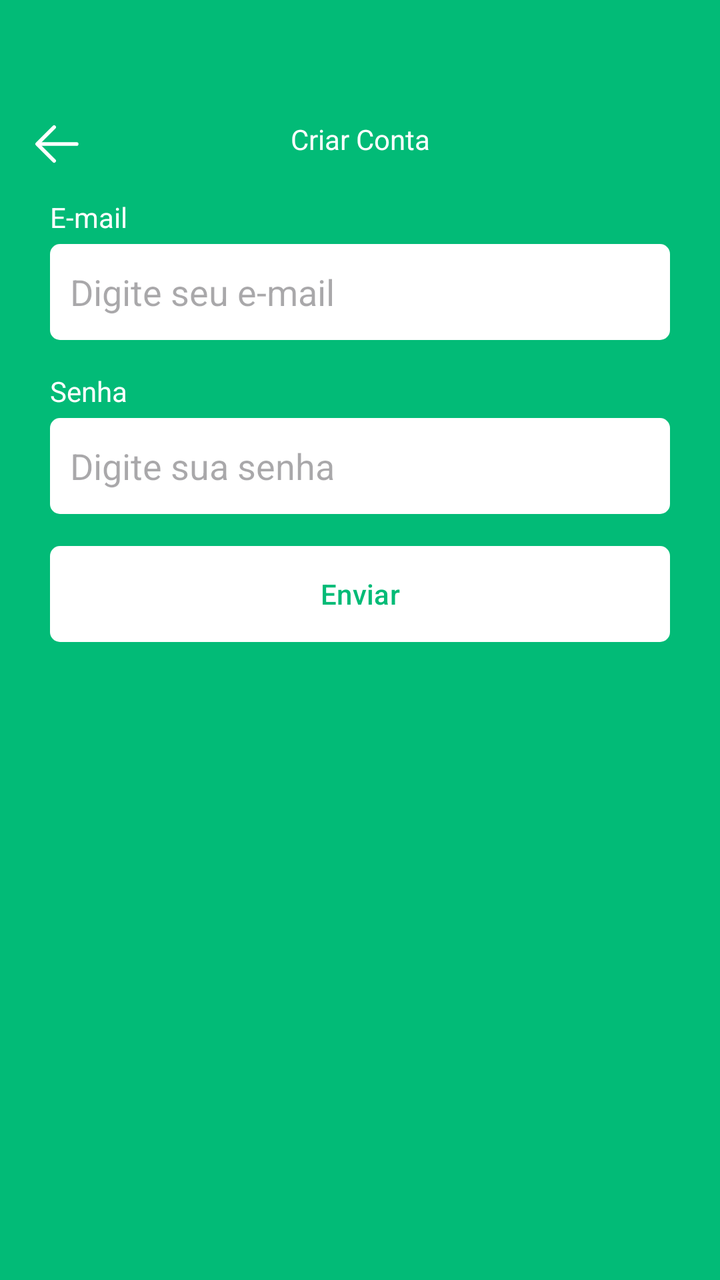
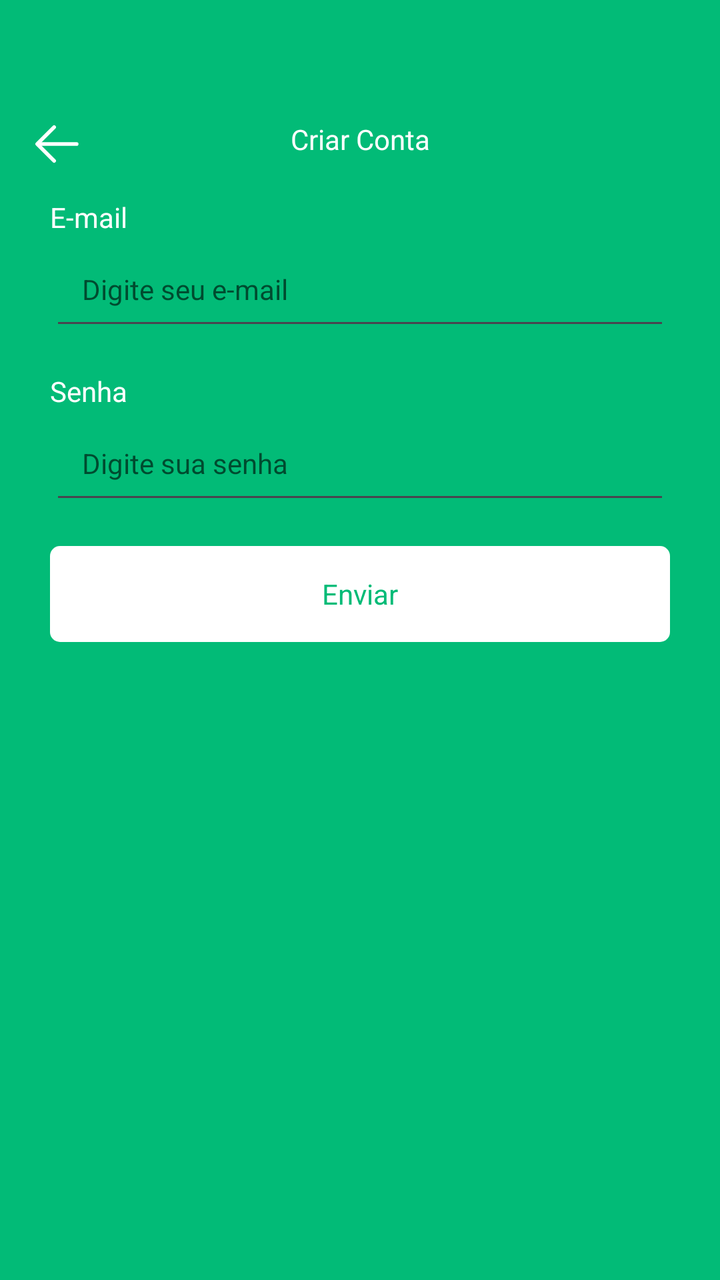

Two renders of the same Android screen: before a commit and after it. Below are the layout's source before the change and the commit's diff.
<!-- AndroidManifest.xml: application theme Theme.Task -->
<!-- res/layout/fragment_register.xml -->
<?xml version="1.0" encoding="utf-8"?>
<ScrollView xmlns:android="http://schemas.android.com/apk/res/android"
    xmlns:tools="http://schemas.android.com/tools"
    android:layout_width="match_parent"
    android:layout_height="match_parent"
    xmlns:app="http://schemas.android.com/apk/res-auto"
    tools:context=".ui.auth.RegisterFragment"
    android:background="@color/color_default"
    android:fillViewport="true">

    <LinearLayout
        android:id="@+id/LinearLayout1"
        android:layout_width="match_parent"
        android:layout_height="wrap_content"
        android:orientation="vertical">

        <com.google.android.material.appbar.MaterialToolbar
            android:id="@+id/toolbar"
            android:layout_width="match_parent"
            android:layout_height="wrap_content"
            app:navigationIcon="@drawable/ic_back"
            android:paddingTop="40dp">
            <TextView
                android:layout_width="wrap_content"
                android:layout_height="wrap_content"
                android:text="Criar Conta"
                android:padding="20dp"
                android:textColor="@color/white"
                android:layout_gravity="center_horizontal"/>
        </com.google.android.material.appbar.MaterialToolbar>

        <LinearLayout
            android:id="@+id/LinearLayout2"
            android:layout_width="match_parent"
            android:layout_height="wrap_content"
            android:orientation="vertical"
            android:layout_marginHorizontal="25dp">

            <TextView
                android:layout_width="wrap_content"
                android:layout_height="wrap_content"
                android:text="E-mail"
                android:textColor="@color/white"/>

            <EditText
                android:layout_width="match_parent"
                android:layout_height="48dp"
                android:hint="Digite seu e-mail"
                android:id="@+id/digiteEmail"
                android:inputType="textEmailAddress"
                android:padding="10dp"
                android:layout_marginTop="4dp"
                android:background="@drawable/bg_edit_text"/>

            <TextView
                android:layout_width="wrap_content"
                android:layout_height="wrap_content"
                android:text="Senha"
                android:textColor="@color/white"
                android:layout_marginTop="16dp"/>

            <EditText
                android:layout_width="match_parent"
                android:layout_height="48dp"
                android:inputType="textPassword"
                android:hint="Digite sua senha"
                android:id="@+id/digiteSenha"
                android:padding="10dp"
                android:layout_marginTop="4dp"
                android:background="@drawable/bg_edit_text"/>

            <com.google.android.material.button.MaterialButton
                android:layout_width="match_parent"
                android:layout_height="wrap_content"
                android:text="Enviar"
                android:id="@+id/btnRegistrar"
                android:textColor="@color/color_default"
                app:backgroundTint="@null"
                android:background="@drawable/bg_btn"
                android:layout_marginTop="16dp"
                />
            <ProgressBar
                android:layout_width="wrap_content"
                android:layout_height="wrap_content"
                android:layout_marginTop="8dp"
                android:indeterminateTint="@color/white"
                android:layout_gravity="center"
                android:visibility="invisible"
                tools:visibility="visible"/>
        </LinearLayout>
    </LinearLayout>

</ScrollView>
<!-- resources referenced by this layout -->
<resources>
  <color name="color_default">#02BB77</color>
  <color name="white">#FFFFFFFF</color>
  <!-- drawable bg_btn (drawable) -->
  <?xml version="1.0" encoding="utf-8"?>
  <shape xmlns:android="http://schemas.android.com/apk/res/android"
      android:shape="rectangle">
  
      <solid android:color="@color/white"/>
      <corners android:radius="5dp"/>
  </shape>
  <!-- drawable bg_edit_text (drawable) -->
  <?xml version="1.0" encoding="utf-8"?>
  <shape xmlns:android="http://schemas.android.com/apk/res/android"
      android:shape="rectangle">
      <solid android:color="@color/white"/>
      <corners android:radius="5dp"/>
  </shape>
  <!-- drawable ic_back (drawable) -->
  <vector xmlns:android="http://schemas.android.com/apk/res/android" android:height="30dp" android:viewportHeight="1024" android:viewportWidth="1024" android:width="30dp">
        
      <path android:fillColor="#FFFFFF" android:pathData="M224,480h640a32,32 0,1 1,0 64H224a32,32 0,0 1,0 -64z"/>
        
      <path android:fillColor="#FFFFFF" android:pathData="m237.2,512 l265.4,265.3a32,32 0,0 1,-45.3 45.3l-288,-288a32,32 0,0 1,0 -45.3l288,-288a32,32 0,1 1,45.3 45.3L237.2,512z"/>
      
  </vector>
  <style name="Theme.Task" parent="Base.Theme.Task" />
  <style name="Base.Theme.Task" parent="Theme.Material3.DayNight.NoActionBar">
          
          
          <item name="android:windowBackground">@color/color_default</item>
          <item name="colorPrimary">@color/color_default</item>
          <item name="colorPrimaryVariant">@color/color_default</item>
      </style>
</resources>

<!-- the commit's change to res/layout/fragment_register.xml (unified diff, before → after) -->
@@ -23,7 +23,7 @@
             <TextView
                 android:layout_width="wrap_content"
                 android:layout_height="wrap_content"
-                android:text="Criar Conta"
+                android:text="@string/criar_conta"
                 android:padding="20dp"
                 android:textColor="@color/white"
                 android:layout_gravity="center_horizontal"/>
@@ -39,23 +39,23 @@
             <TextView
                 android:layout_width="wrap_content"
                 android:layout_height="wrap_content"
-                android:text="E-mail"
+                android:text="@string/e_mail"
                 android:textColor="@color/white"/>
 
             <EditText
                 android:layout_width="match_parent"
                 android:layout_height="48dp"
-                android:hint="Digite seu e-mail"
+                android:hint="@string/digite_seu_e_mail"
                 android:id="@+id/digiteEmail"
                 android:inputType="textEmailAddress"
-                android:padding="10dp"
+                style="@style/EditTextTheme"
                 android:layout_marginTop="4dp"
-                android:background="@drawable/bg_edit_text"/>
+                />
 
             <TextView
                 android:layout_width="wrap_content"
                 android:layout_height="wrap_content"
-                android:text="Senha"
+                android:text="@string/senha"
                 android:textColor="@color/white"
                 android:layout_marginTop="16dp"/>
 
@@ -63,20 +63,19 @@
                 android:layout_width="match_parent"
                 android:layout_height="48dp"
                 android:inputType="textPassword"
-                android:hint="Digite sua senha"
+                android:hint="@string/digite_sua_senha"
                 android:id="@+id/digiteSenha"
-                android:padding="10dp"
+                style="@style/EditTextTheme"
                 android:layout_marginTop="4dp"
-                android:background="@drawable/bg_edit_text"/>
+                />
 
             <com.google.android.material.button.MaterialButton
                 android:layout_width="match_parent"
                 android:layout_height="wrap_content"
-                android:text="Enviar"
+                android:text="@string/enviar"
                 android:id="@+id/btnRegistrar"
-                android:textColor="@color/color_default"
                 app:backgroundTint="@null"
-                android:background="@drawable/bg_btn"
+                style="@style/ButtonTheme"
                 android:layout_marginTop="16dp"
                 />
             <ProgressBar
<!-- resource entries referenced after the edit -->
@@ -10,13 +10,9 @@
       <solid android:color="@color/white"/>
       <corners android:radius="5dp"/>
   </shape>
-  <!-- drawable bg_edit_text (drawable) -->
-  <?xml version="1.0" encoding="utf-8"?>
-  <shape xmlns:android="http://schemas.android.com/apk/res/android"
-      android:shape="rectangle">
-      <solid android:color="@color/white"/>
-      <corners android:radius="5dp"/>
-  </shape>
+  <style name="bottomSheetDialogWrapper" parent="Widget.Design.BottomSheet.Modal">
+          <item name="android:background">@android:color/transparent</item>
+      </style>
   <!-- drawable ic_back (drawable) -->
   <vector xmlns:android="http://schemas.android.com/apk/res/android" android:height="30dp" android:viewportHeight="1024" android:viewportWidth="1024" android:width="30dp">
         
@@ -25,6 +21,23 @@
       <path android:fillColor="#FFFFFF" android:pathData="m237.2,512 l265.4,265.3a32,32 0,0 1,-45.3 45.3l-288,-288a32,32 0,0 1,0 -45.3l288,-288a32,32 0,1 1,45.3 45.3L237.2,512z"/>
       
   </vector>
+  <string name="criar_conta">Criar Conta</string>
+  <string name="digite_seu_e_mail">Digite seu e-mail</string>
+  <string name="digite_sua_senha">Digite sua senha</string>
+  <string name="e_mail">E-mail</string>
+  <string name="enviar">Enviar</string>
+  <string name="senha">Senha</string>
+  <style name="ButtonTheme" parent="Theme.MaterialComponents.DayNight.NoActionBar">
+          <item name="android:background">@drawable/bg_btn</item>
+          <item name="android:textAllCaps">false</item>
+          <item name="android:textColor">@color/color_default</item>
+          <item name="backgroundTint">@null</item>
+      </style>
+  <style name="EditTextTheme" parent="Theme.MaterialComponents.DayNight.NoActionBar">
+          <item name="bottomSheetStyle">@style/bottomSheetDialogWrapper</item>
+          <item name="android:padding">16dp</item>
+          <item name="android:textSize">14sp</item>
+      </style>
   <style name="Theme.Task" parent="Base.Theme.Task" />
   <style name="Base.Theme.Task" parent="Theme.Material3.DayNight.NoActionBar">
           
